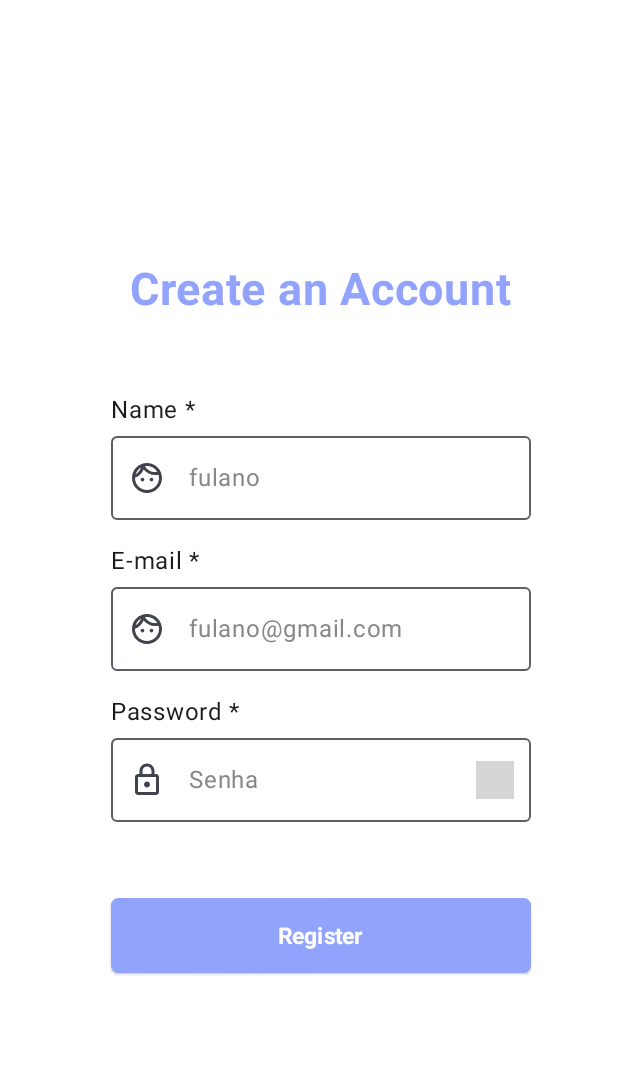
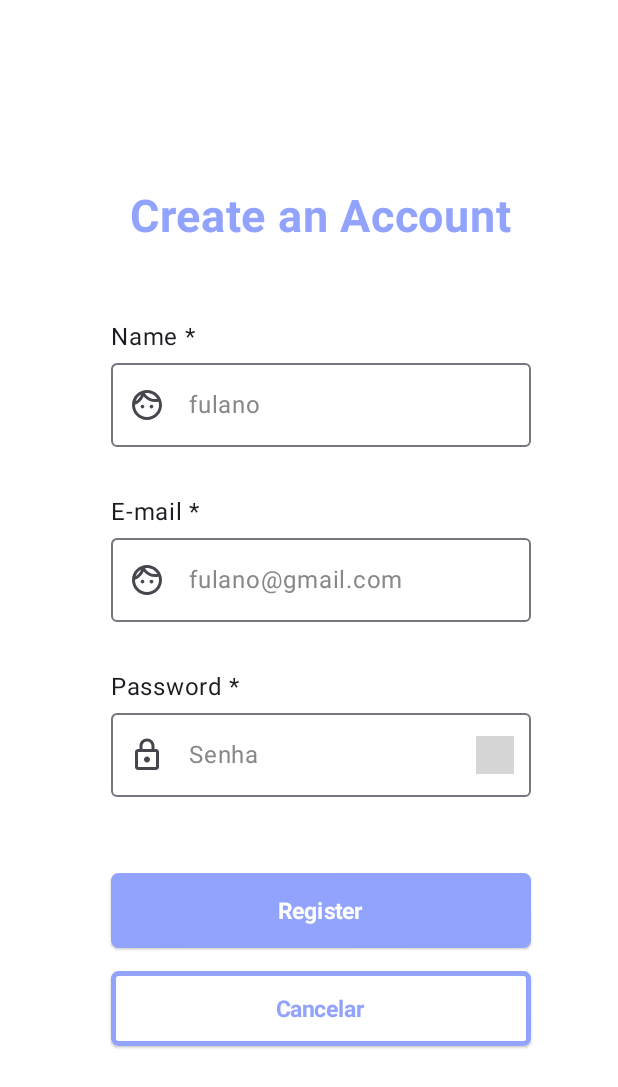
Before and after one commit to Tharsisboamorte/fit-x, an Android app built with Jetpack Compose: the SignUpView screen opened through its navigation route, on a phone screen of 412 x 824 dp. Shown: the top 1087 px of the screen. Run offline under Robolectric (Android 15) with nearby library versions, the phone set to English and light mode, and no system bars; our stand-ins replace Dagger/Hilt's generated code, Firebase (no records; nobody signed in at launch, a user with empty details on screens opened directly); grey boxes are pictures that could not be loaded.

Commit message:
Feat - Removed DarkTheme & Fixed Register and Login View

```diff
--- a/app/src/main/java/com/project/fitx/presentation/auth/components/FormTextField.kt
+++ b/app/src/main/java/com/project/fitx/presentation/auth/components/FormTextField.kt
@@ -3,6 +3,7 @@ package com.project.fitx.presentation.auth.components
 import androidx.compose.foundation.layout.Column
 import androidx.compose.foundation.layout.padding
 import androidx.compose.material3.Icon
+import androidx.compose.material3.MaterialTheme
 import androidx.compose.material3.OutlinedTextField
 import androidx.compose.material3.Text
 import androidx.compose.runtime.Composable
@@ -19,7 +20,9 @@ fun FormTextField(
     icon: ImageVector,
     text: String,
     label: String,
-    onValueChanged: (String) -> Unit
+    isError: Boolean = false,
+    onValueChanged: (String) -> Unit,
+    supportingText: String = ""
 ) {
 
     Column(
@@ -32,6 +35,7 @@ fun FormTextField(
         )
         OutlinedTextField(
             value = text,
+            isError = isError,
             onValueChange = onValueChanged,
             placeholder = {
                 Text(text = hint, color = Color.Gray)
@@ -40,6 +44,16 @@ fun FormTextField(
                 Icon(imageVector = icon, contentDescription = "")
             },
             singleLine = true,
+            supportingText = {
+                if (isError) {
+                    Text(
+                        text = supportingText,
+                        color = MaterialTheme.colorScheme.error,
+                        style = MaterialTheme.typography.bodyLarge,
+                        modifier = Modifier.padding(start = 16.dp)
+                    )
+                }
+            }
         )
     }
 }
--- a/app/src/main/java/com/project/fitx/presentation/auth/login/view/LoginView.kt
+++ b/app/src/main/java/com/project/fitx/presentation/auth/login/view/LoginView.kt
@@ -40,7 +40,7 @@ import com.project.fitx.presentation.auth.AuthViewModel
 import com.project.fitx.presentation.auth.components.DefaultButton
 import com.project.fitx.presentation.auth.components.FormTextField
 import com.project.fitx.presentation.auth.components.PasswordTextField
-import com.project.fitx.ui.theme.Purple40
+import com.project.fitx.ui.theme.PrimaryTheme
 
 @SuppressLint("UnusedMaterial3ScaffoldPaddingParameter")
 @Composable
@@ -55,6 +55,9 @@ fun LoginView(
 
     val loginFlow = viewModel.loginFlow.collectAsState()
 
+    var isErrorEmail by rememberSaveable { mutableStateOf(false) }
+    var isErrorPassword by rememberSaveable { mutableStateOf(false) }
+
     Scaffold(
         containerColor = Color.White
     ) {
@@ -67,7 +70,7 @@ fun LoginView(
                 text = "Sign in",
                 fontWeight = FontWeight.Bold,
                 fontSize = 30.sp,
-                color = Purple40,
+                color = PrimaryTheme,
             )
             Spacer(modifier = Modifier.height(50.dp))
             FormTextField(
@@ -76,7 +79,9 @@ fun LoginView(
                 icon = Icons.Outlined.Face,
                 onValueChanged = { emailInput -> textFieldValue = emailInput },
                 label = "E-mail",
-                text = textFieldValue
+                text = textFieldValue,
+                supportingText = "O email não existe ou foi digitado errado",
+                isError = isErrorEmail
             )
             PasswordTextField(
                 onValueChanged = { password -> passwordTextValue = password },
@@ -94,8 +99,8 @@ fun LoginView(
                     viewModel.login(email = textFieldValue, password = passwordTextValue)
                 },
                 color = ButtonDefaults.elevatedButtonColors(containerColor = Color.White),
-                textColor = Purple40,
-                borderStroke = BorderStroke(2.dp, color = Purple40)
+                textColor = PrimaryTheme,
+                borderStroke = BorderStroke(2.dp, color = PrimaryTheme)
             )
             DefaultButton(
                 modifier = Modifier
@@ -109,7 +114,7 @@ fun LoginView(
                         }
                     }
                 },
-                color = ButtonDefaults.elevatedButtonColors(containerColor = Purple40),
+                color = ButtonDefaults.elevatedButtonColors(containerColor = PrimaryTheme),
                 textColor = Color.White
             )
         }
--- a/app/src/main/java/com/project/fitx/presentation/auth/register/view/RegisterView.kt
+++ b/app/src/main/java/com/project/fitx/presentation/auth/register/view/RegisterView.kt
@@ -2,6 +2,7 @@ package com.project.fitx.presentation.auth.register.view
 
 import android.annotation.SuppressLint
 import android.widget.Toast
+import androidx.compose.foundation.BorderStroke
 import androidx.compose.foundation.layout.Arrangement
 import androidx.compose.foundation.layout.Column
 import androidx.compose.foundation.layout.Spacer
@@ -83,6 +84,7 @@ fun SignUpView(
                 onValueChanged = { newName ->
                     textNameValue = newName
                 }
+
             )
             FormTextField(
                 modifier = Modifier.padding(bottom = 15.dp),
@@ -114,6 +116,19 @@ fun SignUpView(
                 },
                 color = ButtonDefaults.elevatedButtonColors(containerColor = PrimaryTheme),
                 textColor = Color.White
+            )
+            Spacer(modifier = Modifier.height(15.dp))
+            DefaultButton(
+                modifier = Modifier
+                    .width(280.dp)
+                    .height(50.dp),
+                label = "Cancelar",
+                onAction = {
+                    navController.popBackStack()
+                },
+                color = ButtonDefaults.elevatedButtonColors(containerColor = Color.White),
+                textColor = PrimaryTheme,
+                borderStroke = BorderStroke(width = 3.dp, color = PrimaryTheme)
             )
         }
 
--- a/app/src/main/java/com/project/fitx/ui/theme/Theme.kt
+++ b/app/src/main/java/com/project/fitx/ui/theme/Theme.kt
@@ -1,17 +1,13 @@
 package com.project.fitx.ui.theme
 
 import android.app.Activity
-import android.os.Build
 import androidx.compose.foundation.isSystemInDarkTheme
 import androidx.compose.material3.MaterialTheme
 import androidx.compose.material3.darkColorScheme
-import androidx.compose.material3.dynamicDarkColorScheme
-import androidx.compose.material3.dynamicLightColorScheme
 import androidx.compose.material3.lightColorScheme
 import androidx.compose.runtime.Composable
 import androidx.compose.runtime.SideEffect
 import androidx.compose.ui.graphics.toArgb
-import androidx.compose.ui.platform.LocalContext
 import androidx.compose.ui.platform.LocalView
 import androidx.core.view.WindowCompat
 
@@ -41,18 +37,9 @@ private val LightColorScheme = lightColorScheme(
 fun FitxTheme(
     darkTheme: Boolean = isSystemInDarkTheme(),
     // Dynamic color is available on Android 12+
-    dynamicColor: Boolean = true,
     content: @Composable () -> Unit
 ) {
-    val colorScheme = when {
-        dynamicColor && Build.VERSION.SDK_INT >= Build.VERSION_CODES.S -> {
-            val context = LocalContext.current
-            if (darkTheme) dynamicDarkColorScheme(context) else dynamicLightColorScheme(context)
-        }
-
-        darkTheme -> DarkColorScheme
-        else -> LightColorScheme
-    }
+    val colorScheme = LightColorScheme
     val view = LocalView.current
     if (!view.isInEditMode) {
         SideEffect {
```
